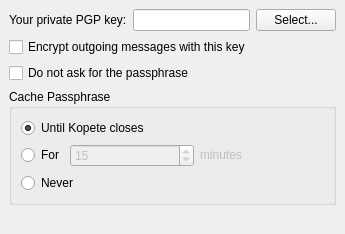
Above: plugins/cryptography/cryptographyprefsbase.ui from KDE/kopete before the change. Below: the same form after it.
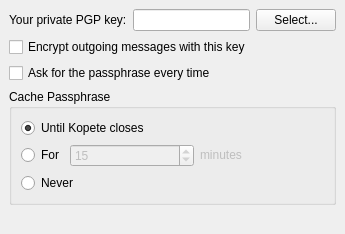
That is the form after the change. Custom widgets are drawn as their Qt base class.

```diff
--- a/plugins/cryptography/cryptographyprefsbase.ui
+++ b/plugins/cryptography/cryptographyprefsbase.ui
@@ -175,7 +175,7 @@
    <item row="2" column="0" colspan="3" >
     <widget class="QCheckBox" name="kcfg_DontAskForPassphrase" >
      <property name="text" >
-      <string>Do not ask for the passphrase</string>
+      <string>Ask for the passphrase every time</string>
      </property>
     </widget>
    </item>
```
Left out of the diff: 56 changed lines with no effect on the pictures.
